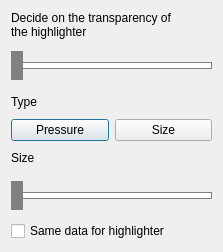
The window that src/touch/highlighter/ui_highlighter.ui (giacomogroppi/writernote-qt) describes before a commit, drawn with Qt 5.
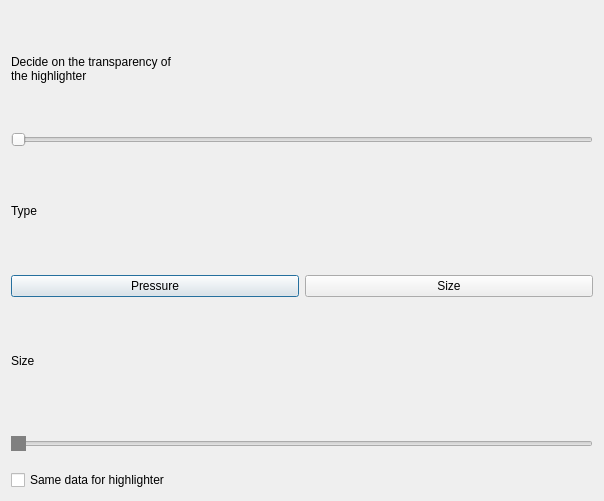
The same window after the commit.

Diff of the .ui file:
```diff
--- a/src/touch/highlighter/ui_highlighter.ui
+++ b/src/touch/highlighter/ui_highlighter.ui
@@ -6,8 +6,8 @@
    <rect>
     <x>0</x>
     <y>0</y>
-    <width>223</width>
-    <height>252</height>
+    <width>604</width>
+    <height>501</height>
    </rect>
   </property>
   <property name="maximumSize">
@@ -31,24 +31,7 @@
    <item>
     <widget class="QSlider" name="slider_alfa">
      <property name="styleSheet">
-      <string notr="true">.QSlider {
-    min-height: 40px;
-    max-height: 40px;
-}
-
-.QSlider::groove:horizontal {
-    border: 1px solid gray;
-    height: 5px;
-    background: white;
-}
-
-.QSlider::handle:horizontal {
-    background: gray;
-    border: 5px solid gray;
-    width: 25px;
-    height: 50px;
-    margin: -12px -24px;
-}</string>
+      <string notr="true"/>
      </property>
      <property name="orientation">
       <enum>Qt::Horizontal</enum>
@@ -95,11 +78,7 @@
     max-height: 40px;
 }
 
-.QSlider::groove:horizontal {
-    border: 1px solid gray;
-    height: 5px;
-    background: white;
-}
+
 
 .QSlider::handle:horizontal {
     background: gray;
```
